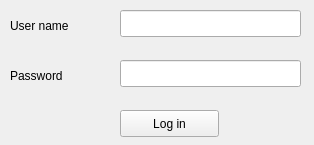
First picture: the form in ui/login_dialog.ui, repository nens/threedi-results-analysis, before the edit.
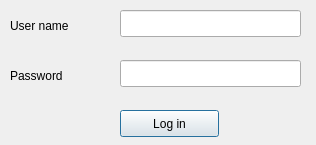
Second picture: the form after the edit.

Commit message: Make logout visible in interface; make pressing Enter log in automatically by setting autoDefault on the login button

Patch:
```diff
--- a/ui/login_dialog.ui
+++ b/ui/login_dialog.ui
@@ -6,7 +6,7 @@
    <rect>
     <x>0</x>
     <y>0</y>
-    <width>314</width>
+    <width>316</width>
     <height>145</height>
    </rect>
   </property>
@@ -81,7 +81,7 @@
     <bool>false</bool>
    </property>
    <property name="autoDefault">
-    <bool>false</bool>
+    <bool>true</bool>
    </property>
    <property name="default">
     <bool>false</bool>
```
Left out of the diff: 2 changed lines with no effect on the pictures. The commit also changes 2 other files.
